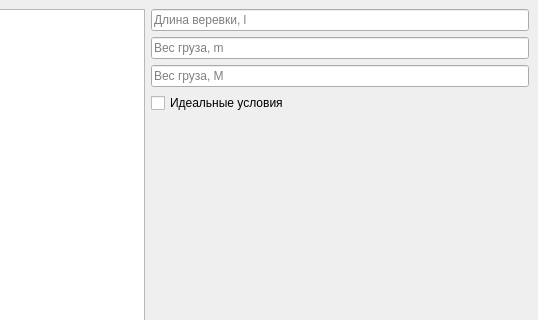
The window that UI/mainUI.ui (ehnaaaaaa/simuphysics) describes before a commit, drawn with Qt 5; both pictures show x 626 to 1164 and y 0 to 320 of the 1164 by 595 pixel window.
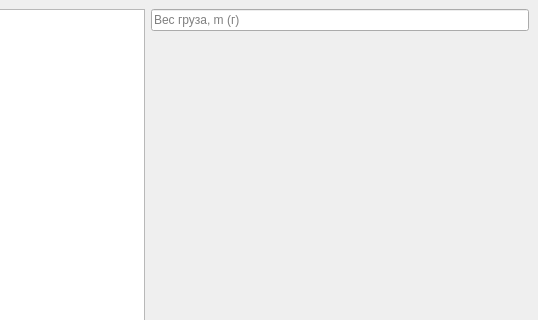
The same window after the commit.

```diff
--- a/UI/mainUI.ui
+++ b/UI/mainUI.ui
@@ -38,52 +38,10 @@
     </item>
     <item>
      <layout class="QVBoxLayout" name="verticalLayout">
-      <item>
-       <widget class="QLineEdit" name="lenghtEdit">
-        <property name="inputMask">
-         <string/>
-        </property>
-        <property name="text">
-         <string/>
-        </property>
-        <property name="placeholderText">
-         <string>Длина веревки, l</string>
-        </property>
-        <property name="cursorMoveStyle">
-         <enum>Qt::LogicalMoveStyle</enum>
-        </property>
-        <property name="clearButtonEnabled">
-         <bool>false</bool>
-        </property>
-       </widget>
-      </item>
-      <item>
-       <widget class="QLineEdit" name="massEdit_m">
-        <property name="inputMask">
-         <string/>
-        </property>
-        <property name="text">
-         <string/>
-        </property>
-        <property name="placeholderText">
-         <string>Вес груза, m</string>
-        </property>
-       </widget>
-      </item>
       <item>
        <widget class="QLineEdit" name="massEdit_M">
         <property name="placeholderText">
-         <string>Вес груза, M</string>
-        </property>
-       </widget>
-      </item>
-      <item>
-       <widget class="QCheckBox" name="idealCheckBox">
-        <property name="cursor">
-         <cursorShape>PointingHandCursor</cursorShape>
-        </property>
-        <property name="text">
-         <string>Идеальные условия</string>
+         <string>Вес груза, m (г)</string>
         </property>
        </widget>
       </item>
```
Left out of the diff: 2 changed lines with no effect on the pictures.
